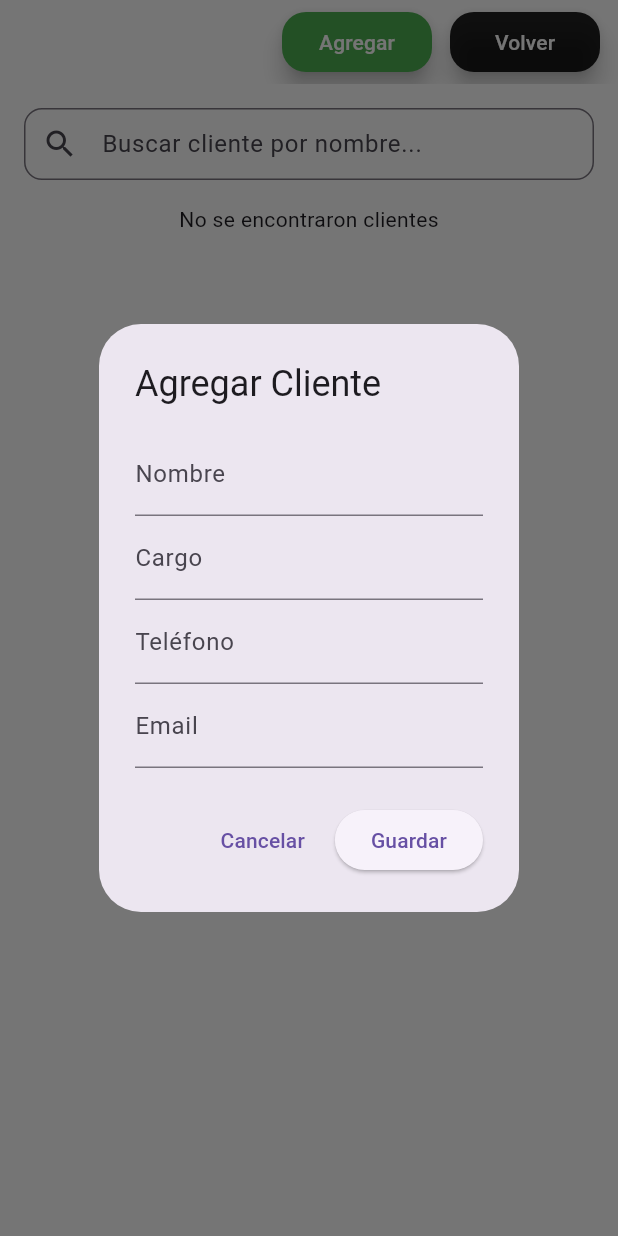
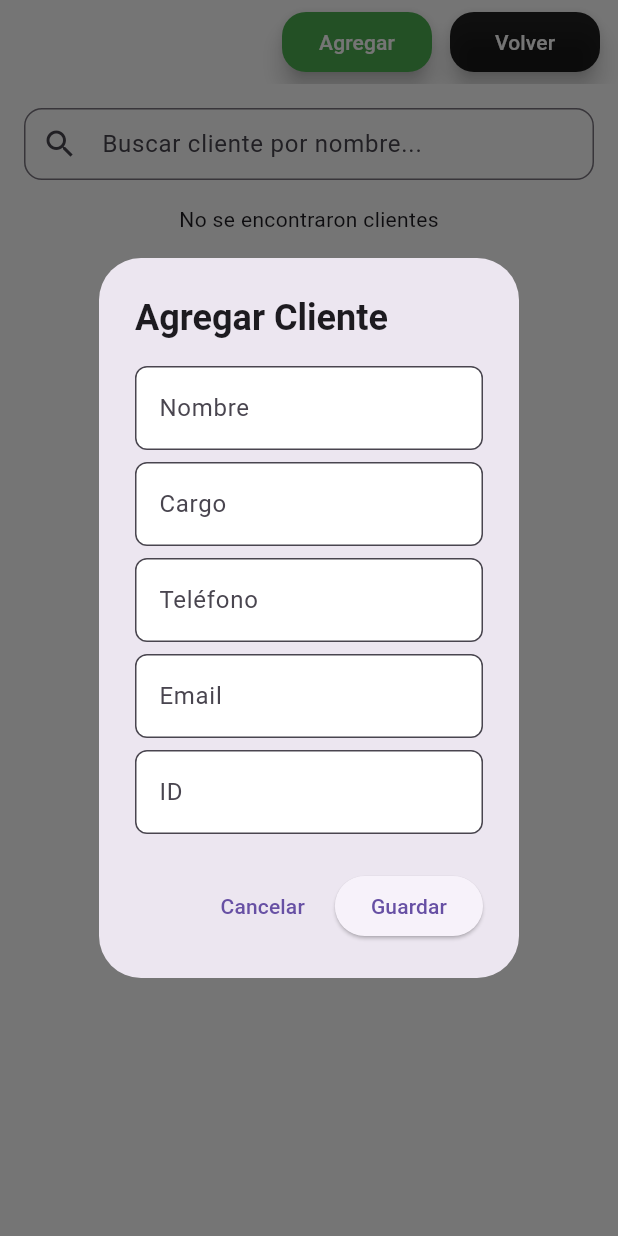
Before and after one commit to JDavidHR/media, a Flutter app: the ClientInfoPage screen opened directly, after a tap on "Agregar", on a phone screen of 412 x 824 dp. Run offline on Flutter 3.47's test engine with Material 3 defaults, Android fonts, the phone set to English and light mode, and no system bars; our stand-ins replace lottie, lucide_icons_flutter; missing offline and left inert: bitsdojo_window, clipboard, mongo_dart.

Commit message:
EDIT - client dialog

```diff
--- a/lib/pages.dart/client_information.dart
+++ b/lib/pages.dart/client_information.dart
@@ -1,5 +1,6 @@
 import 'package:clipboard/clipboard.dart';
 import 'package:flutter/material.dart';
+import 'package:mc_dashboard/core/components/mcTextfield.dart';
 import 'package:mc_dashboard/core/models/db_helper/mongodb_connection.dart';
 import 'package:mc_dashboard/pages.dart/home.dart';
 import 'package:mongo_dart/mongo_dart.dart' as mdb;
@@ -81,33 +82,48 @@ class _ClientInfoPageState extends State<ClientInfoPage> {
     final workloadController = TextEditingController();
     final phoneController = TextEditingController();
     final emailController = TextEditingController();
+    final idServiceController = TextEditingController();
 
     showDialog(
       context: context,
       builder: (context) {
         return AlertDialog(
-          title: const Text('Agregar Cliente'),
+          title: const Text(
+            'Agregar Cliente',
+            style: TextStyle(
+              fontWeight: FontWeight.w600,
+            ),
+          ),
           content: SingleChildScrollView(
             child: Column(
               mainAxisSize: MainAxisSize.min,
               children: [
-                TextField(
+                McTextField(
                   controller: nameController,
-                  decoration: const InputDecoration(labelText: 'Nombre'),
+                  labelText: 'Nombre',
                 ),
-                TextField(
+                const SizedBox(height: 8),
+                McTextField(
                   controller: workloadController,
-                  decoration: const InputDecoration(labelText: 'Cargo'),
+                  labelText: 'Cargo',
                 ),
-                TextField(
+                const SizedBox(height: 8),
+                McTextField(
                   controller: phoneController,
                   keyboardType: TextInputType.phone,
-                  decoration: const InputDecoration(labelText: 'Teléfono'),
+                  labelText: 'Teléfono',
                 ),
-                TextField(
+                const SizedBox(height: 8),
+                McTextField(
                   controller: emailController,
                   keyboardType: TextInputType.emailAddress,
-                  decoration: const InputDecoration(labelText: 'Email'),
+                  labelText: 'Email',
+                ),
+                const SizedBox(height: 8),
+                McTextField(
+                  controller: idServiceController,
+                  keyboardType: TextInputType.emailAddress,
+                  labelText: 'ID',
                 ),
               ],
             ),
@@ -123,11 +139,13 @@ class _ClientInfoPageState extends State<ClientInfoPage> {
                 final workload = workloadController.text.trim();
                 final phone = phoneController.text.trim();
                 final email = emailController.text.trim();
+                final idService = idServiceController.text.trim();
 
                 if (name.isEmpty ||
                     workload.isEmpty ||
                     phone.isEmpty ||
-                    email.isEmpty) {
+                    email.isEmpty ||
+                    idService.isEmpty) {
                   ScaffoldMessenger.of(context).showSnackBar(
                     const SnackBar(
                         content: Text('Todos los campos son obligatorios')),
@@ -144,6 +162,7 @@ class _ClientInfoPageState extends State<ClientInfoPage> {
                     'workload': workload,
                     'phone': phone,
                     'email': email,
+                    'id_service': idService,
                   });
 
                   Navigator.pop(context); // Cierra el diálogo
@@ -241,6 +260,7 @@ class _ClientInfoPageState extends State<ClientInfoPage> {
                   child: DataTable(
                     columnSpacing: 16,
                     columns: const [
+                      DataColumn(label: Text('ID Servicio')),
                       DataColumn(label: Text('Nombre')),
                       DataColumn(label: Text('Cargo')),
                       DataColumn(label: Text('Teléfono')),
@@ -252,7 +272,9 @@ class _ClientInfoPageState extends State<ClientInfoPage> {
                       final workload = client['workload'] ?? '';
                       final phone = client['phone'] ?? '';
                       final email = client['email'] ?? '';
+                      final idService = client['id_service'] ?? '';
                       return DataRow(cells: [
+                        DataCell(Text(idService)),
                         DataCell(Text(name)),
                         DataCell(Text(workload)),
                         DataCell(Text(phone)),
```
